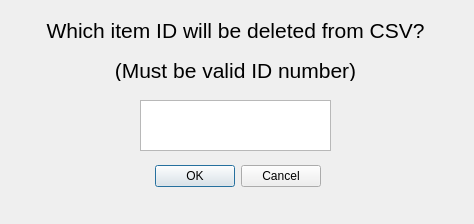
EtoDrowsy/CS499, file deleteitemdialog.ui: the form before one commit.
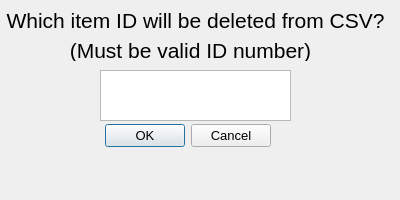
The form after the commit.

What changed in the file:
```diff
--- a/deleteitemdialog.ui
+++ b/deleteitemdialog.ui
@@ -6,18 +6,24 @@
    <rect>
     <x>0</x>
     <y>0</y>
-    <width>474</width>
-    <height>224</height>
+    <width>400</width>
+    <height>200</height>
    </rect>
   </property>
+  <property name="font">
+   <font>
+    <pointsize>10</pointsize>
+    <bold>false</bold>
+   </font>
+  </property>
   <property name="windowTitle">
    <string>Dialog</string>
   </property>
   <widget class="QDialogButtonBox" name="buttonBox">
    <property name="geometry">
     <rect>
-     <x>150</x>
-     <y>160</y>
+     <x>100</x>
+     <y>120</y>
      <width>171</width>
      <height>32</height>
     </rect>
@@ -32,8 +38,8 @@
   <widget class="QLabel" name="label">
    <property name="geometry">
     <rect>
-     <x>40</x>
-     <y>20</y>
+     <x>0</x>
+     <y>10</y>
      <width>391</width>
      <height>21</height>
     </rect>
@@ -41,6 +47,7 @@
    <property name="font">
     <font>
      <pointsize>16</pointsize>
+     <bold>false</bold>
     </font>
    </property>
    <property name="text">
@@ -56,8 +63,8 @@
   <widget class="QPlainTextEdit" name="inputTextEdit">
    <property name="geometry">
     <rect>
-     <x>140</x>
-     <y>100</y>
+     <x>100</x>
+     <y>70</y>
      <width>191</width>
      <height>51</height>
     </rect>
@@ -66,15 +73,16 @@
   <widget class="QLabel" name="label_2">
    <property name="geometry">
     <rect>
-     <x>40</x>
-     <y>60</y>
-     <width>391</width>
+     <x>60</x>
+     <y>40</y>
+     <width>261</width>
      <height>21</height>
     </rect>
    </property>
    <property name="font">
     <font>
      <pointsize>16</pointsize>
+     <bold>false</bold>
     </font>
    </property>
    <property name="text">
```
